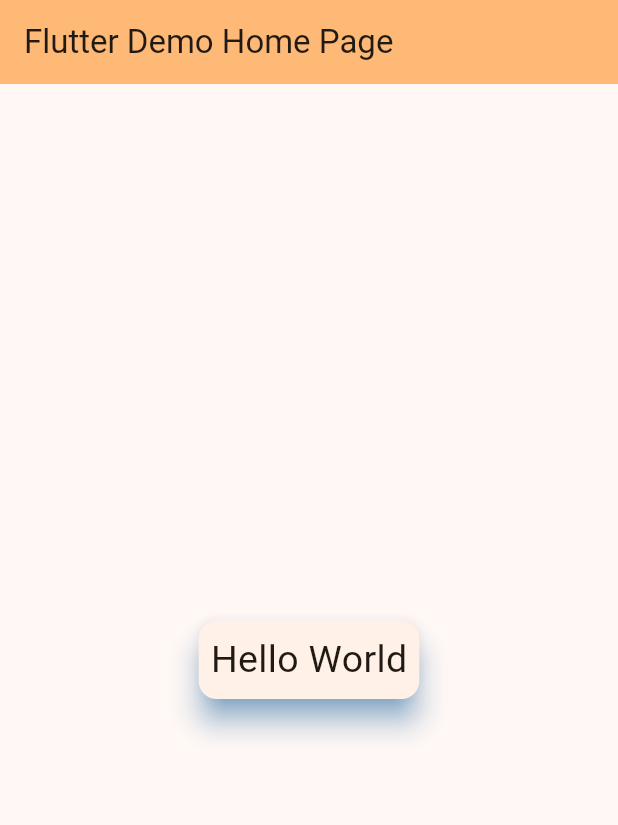
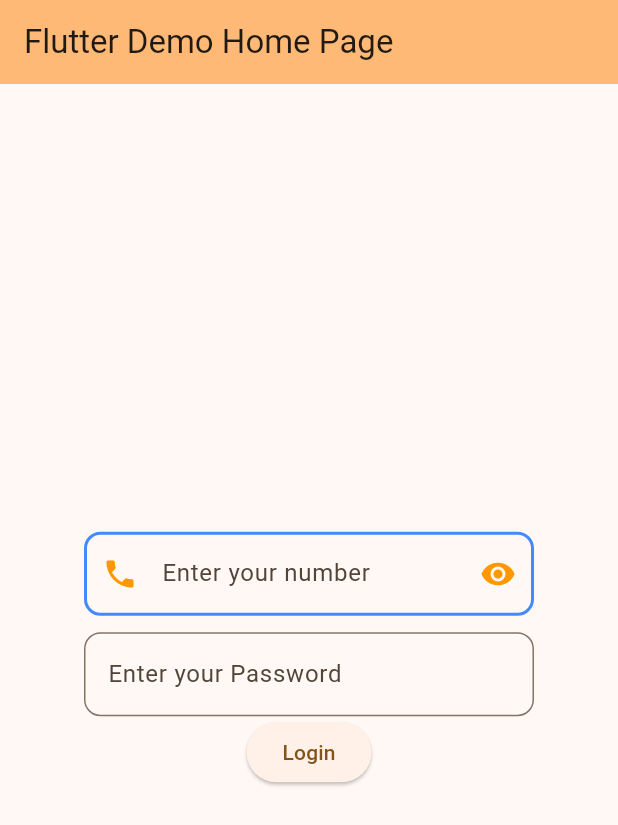
Before and after one commit to Vermasaiyam/my_app, a Flutter app: the screen it shows after launch, on a phone screen of 412 x 824 dp. Shown: the top 825 px of the screen. Run offline on Flutter 3.47's test engine with Material 3 defaults, Android fonts, the phone set to English and light mode, and no system bars.

Commit message:
textField

```diff
--- a/lib/main.dart
+++ b/lib/main.dart
@@ -35,6 +35,8 @@ class MyHomePage extends StatefulWidget {
 }
 
 class _MyHomePageState extends State<MyHomePage> {
+  var emailText = TextEditingController();
+  var passText = TextEditingController();
 
   @override
   Widget build(BuildContext context) {
@@ -47,17 +49,94 @@ class _MyHomePageState extends State<MyHomePage> {
         title: Text(widget.title),
       ),
 
+      // textField
+      body: Center(
+        child: Container(
+          width: 300,
+          child: Column(
+            mainAxisAlignment: MainAxisAlignment.center,
+            children: [
+              TextField(
+                keyboardType: TextInputType.phone,
+                controller: emailText,
+                // enabled: false,
+                decoration: InputDecoration(
+                  hintText: 'Enter your number',
+                  focusedBorder: OutlineInputBorder(
+                    borderRadius: BorderRadius.circular(11),
+                    borderSide: BorderSide(
+                      color: Colors.deepOrange,
+                      width: 2,
+                    )
+                  ),
+                  enabledBorder: OutlineInputBorder(
+                    borderRadius: BorderRadius.circular(11),
+                    borderSide: BorderSide(
+                      color: Colors.blueAccent,
+                      width: 2,
+                    )
+                  ),
+                  disabledBorder: OutlineInputBorder(
+                    borderRadius: BorderRadius.circular(11),
+                    borderSide: BorderSide(
+                      color: Colors.grey,
+                      width: 2,
+                    )
+                  ),
+                  // suffixText: "Username exists",
+                  suffixIcon: IconButton(
+                    onPressed: (){
+
+                    },
+                    icon: Icon(Icons.remove_red_eye, color: Colors.orange,),
+                  ),
+                  prefixIcon: Icon(Icons.phone, color: Colors.orange,),
+                ),
+              ),
+              Container(height: 11,),
+              TextField(
+                controller: passText,
+                obscureText: true,
+                obscuringCharacter: '*',
+                decoration: InputDecoration(
+                  hintText: 'Enter your Password',
+                  border: OutlineInputBorder(
+                  borderRadius: BorderRadius.circular(11),
+                  borderSide: BorderSide(
+                    color: Colors.deepOrange,
+                  )
+                  )
+                ),
+              ),
+              ElevatedButton(
+                onPressed: (){
+                  String uEmail = emailText.text.toString();
+                  String uPass = passText.text.toString();
+
+                  print("Email: $uEmail, Password: $uPass");
+                },
+                child: Text("Login"),
+              )
+            ],
+          )
+        )
+      ),
+
+
+
+
+
       // card widget
-      body: Center(
-        child: Card(
-          elevation: 8,
-          shadowColor: Colors.blue,
-          child: Padding(
-            padding: const EdgeInsets.all(8.0),
-            child: Text("Hello World", style: TextStyle(fontSize: 25),),
-          )
-        ),
-      ),
+      // body: Center(
+      //   child: Card(
+      //     elevation: 8,
+      //     shadowColor: Colors.blue,
+      //     child: Padding(
+      //       padding: const EdgeInsets.all(8.0),
+      //       child: Text("Hello World", style: TextStyle(fontSize: 25),),
+      //     )
+      //   ),
+      // ),
 
 
 
```
